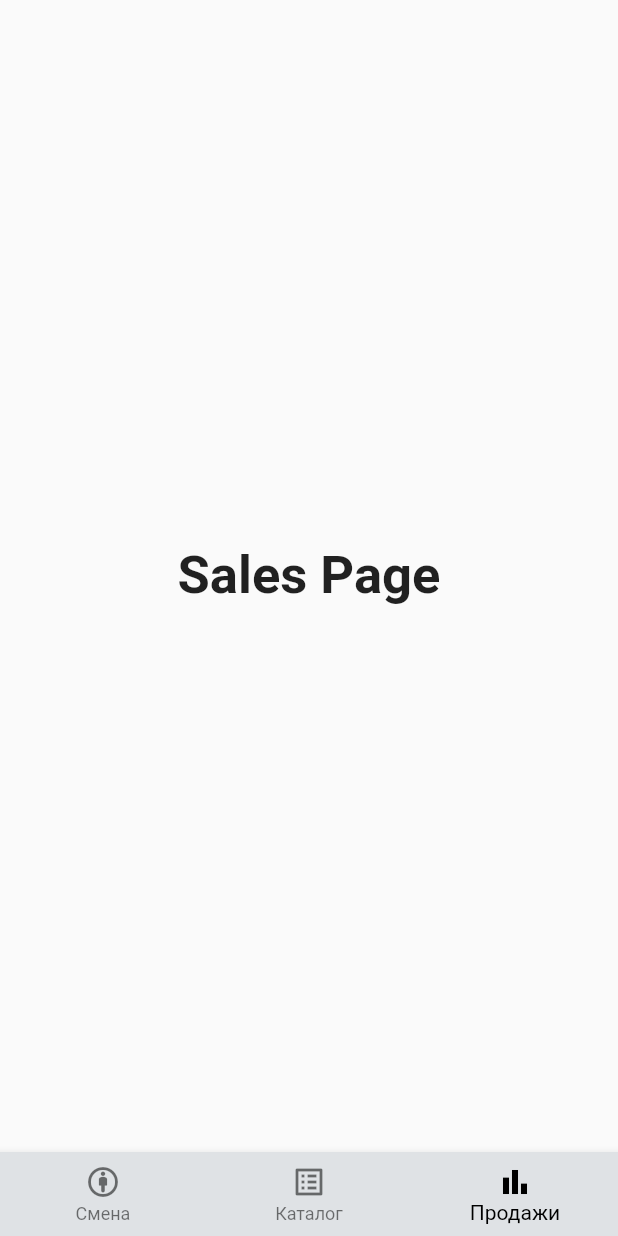
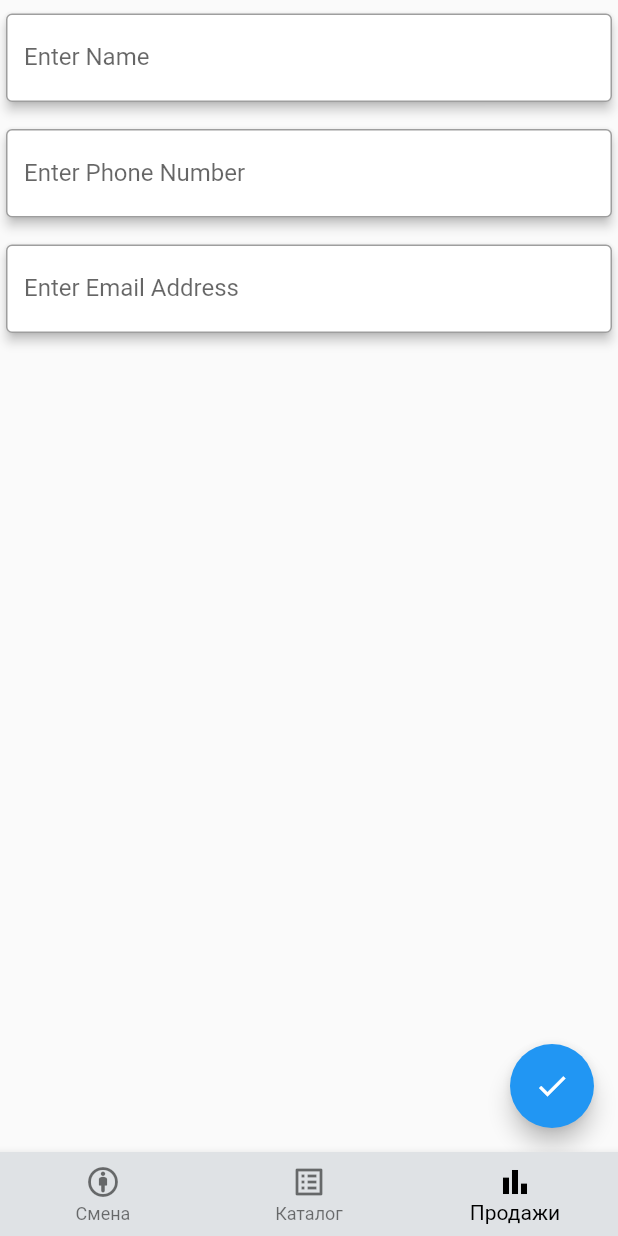
Before and after one commit to VitaliDudarenka/FlutterTestProject, a Flutter app: the screen it shows after launch, item 3 of the bottom bar chosen, on a phone screen of 412 x 824 dp. Run offline on Flutter 3.47's test engine with Material 2 defaults, Android fonts, the phone set to English and light mode, and no system bars; our stand-ins replace bloc, dio, flutter_bloc, freezed_annotation, retrofit; generated files the repository leaves out were written again; network calls fail.

Commit message:
text fields validation

```diff
--- a/lib/main.dart
+++ b/lib/main.dart
@@ -6,7 +6,9 @@ import 'package:test_flutter_project/catalog_tab.dart';
 import 'package:test_flutter_project/network/university_repository.dart';
 import 'package:test_flutter_project/resources/colors.dart';
 import 'package:test_flutter_project/resources/strings.dart';
+import 'package:test_flutter_project/text_forms.dart';
 import 'package:test_flutter_project/universities_tab.dart';
+
 
 import 'models/product.dart';
 
@@ -38,8 +40,7 @@ class _CustomNavigationBarState extends State<CustomNavigationBar> {
   static const List<Widget> _widgetOptions = <Widget>[
     UniversityListWidget(),
     CatalogWidget(),
-    Text('Sales Page',
-        style: TextStyle(fontSize: 35, fontWeight: FontWeight.bold)),
+    TextFormWidget(),
   ];
 
   void _onItemTapped(int index) {
--- /dev/null
+++ b/lib/text_forms.dart
@@ -0,0 +1,137 @@
+import 'package:flutter/cupertino.dart';
+import 'package:flutter/material.dart';
+
+class TextFormWidget extends StatefulWidget {
+  const TextFormWidget({super.key});
+
+  @override
+  State<StatefulWidget> createState() {
+    return TextFormWidgetState();
+  }
+}
+
+class TextFormWidgetState extends State<TextFormWidget> {
+  final _nameFormKey = GlobalKey<FormState>();
+  final _emailFormKey = GlobalKey<FormState>();
+  final _phoneFormKey = GlobalKey<FormState>();
+  final TextEditingController _nameController = TextEditingController();
+  final TextEditingController _phoneNumberController = TextEditingController();
+  final TextEditingController _emailController = TextEditingController();
+
+  void _submit() {
+    if (_nameFormKey.currentState!.validate() &&
+        _emailFormKey.currentState!.validate() &&
+        _phoneFormKey.currentState!.validate()) {
+      // TODO SAVE DATA
+    }
+  }
+
+  @override
+  void dispose() {
+    _nameController.dispose();
+    _phoneNumberController.dispose();
+    _emailController.dispose();
+    super.dispose();
+  }
+
+  @override
+  Widget build(BuildContext context) {
+    return Scaffold(
+      floatingActionButton: FloatingActionButton(
+        onPressed: _submit,
+        tooltip: 'Submit',
+        child: const Icon(Icons.check),
+      ),
+      body: Center(
+        child: ListView(
+          children: [
+            Form(
+              key: _nameFormKey,
+              onChanged: () => {_nameFormKey.currentState!.validate()},
+              child: Padding(
+                padding: const EdgeInsets.only(top: 5, bottom: 5),
+                child: Card(
+                  elevation: 3,
+                  child: TextFormField(
+                    controller: _nameController,
+                    decoration: const InputDecoration(
+                      border: OutlineInputBorder(),
+                      labelText: 'Enter Name',
+                    ),
+                    keyboardType: TextInputType.text,
+                    validator: validateName,
+                  ),
+                ),
+              ),
+            ),
+            Form(
+              key: _phoneFormKey,
+              onChanged: () => {_phoneFormKey.currentState!.validate()},
+              child: Padding(
+                padding: const EdgeInsets.only(top: 5, bottom: 5),
+                child: Card(
+                  elevation: 3,
+                  child: TextFormField(
+                    controller: _phoneNumberController,
+                    decoration: const InputDecoration(
+                      border: OutlineInputBorder(),
+                      labelText: 'Enter Phone Number',
+                    ),
+                    keyboardType: TextInputType.phone,
+                    validator: validateMobile,
+                  ),
+                ),
+              ),
+            ),
+            Form(
+              key: _emailFormKey,
+              onChanged: () => {_emailFormKey.currentState!.validate()},
+              child: Padding(
+                padding: const EdgeInsets.only(top: 5, bottom: 5),
+                child: Card(
+                  elevation: 3,
+                  child: TextFormField(
+                    controller: _emailController,
+                    decoration: const InputDecoration(
+                      border: OutlineInputBorder(),
+                      labelText: 'Enter Email Address',
+                    ),
+                    keyboardType: TextInputType.emailAddress,
+                    validator: validateEmail,
+                  ),
+                ),
+              ),
+            ),
+          ],
+        ),
+      ),
+    );
+  }
+}
+
+String? validateName(String? value) {
+  if (value!.length < 3) {
+    return 'Name must be more than 2 charater';
+  } else {
+    return null;
+  }
+}
+
+String? validateMobile(String? value) {
+  if (value!.length != 12) {
+    return 'Mobile Number must be of 10 digit';
+  } else {
+    return null;
+  }
+}
+
+String? validateEmail(String? value) {
+  String pattern =
+      r'^(([^<>()[\]\\.,;:\s@\"]+(\.[^<>()[\]\\.,;:\s@\"]+)*)|(\".+\"))@((\[[0-9]{1,3}\.[0-9]{1,3}\.[0-9]{1,3}\.[0-9]{1,3}\])|(([a-zA-Z\-0-9]+\.)+[a-zA-Z]{2,}))$';
+  RegExp regex = RegExp(pattern);
+  if (!regex.hasMatch(value!)) {
+    return 'Enter Valid Email';
+  } else {
+    return null;
+  }
+}
```
